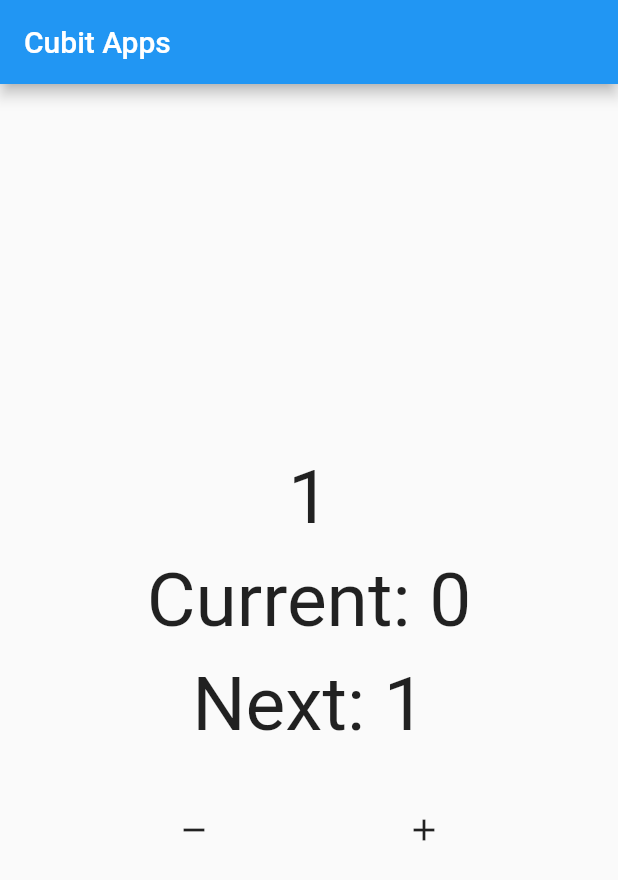
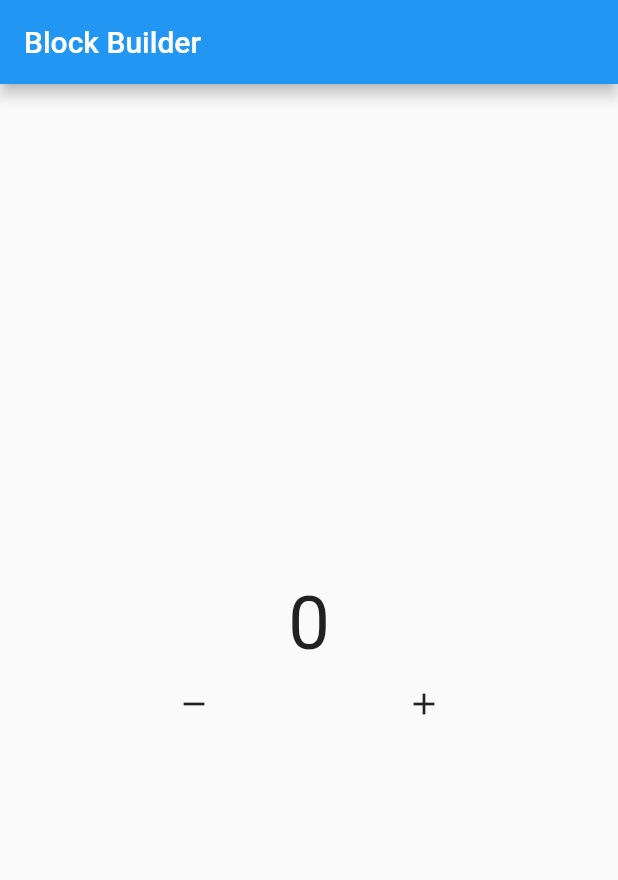
Before and after one commit to zeindevs/FlutterBloc, a Flutter app: the screen it shows after launch, after a tap on the "remove" icon, on a phone screen of 412 x 824 dp. Shown: the top 880 px of the screen. Run offline on Flutter 3.47's test engine with Material 2 defaults, Android fonts, the phone set to English and light mode, and no system bars; our stand-ins replace bloc, flutter_bloc.

Commit message:
add: 04-bloc-builder

```diff
--- /dev/null
+++ b/lib/bloc/counter.dart
@@ -0,0 +1,27 @@
+import 'package:bloc/bloc.dart';
+import 'package:flutter/foundation.dart';
+
+class Counter extends Cubit<int> {
+  Counter({this.init = 0}) : super(init);
+
+  int init;
+
+  void increment() => emit(state + 1);
+  void decrement() => emit(state - 1);
+
+  @override
+  void onChange(Change<int> change) {
+    super.onChange(change);
+    if (kDebugMode) {
+      print(change);
+    }
+  }
+
+  @override
+  void onError(Object error, StackTrace stackTrace) {
+    super.onError(error, stackTrace);
+    if (kDebugMode) {
+      print(error);
+    }
+  }
+}
--- a/lib/main.dart
+++ b/lib/main.dart
@@ -1,6 +1,6 @@
-import "package:bloc/bloc.dart";
-import "package:flutter/foundation.dart";
-import "package:flutter/material.dart";
+import 'package:flutter/material.dart';
+
+import 'pages/home.dart';
 
 void main() {
   runApp(const MyApp());
@@ -14,99 +14,3 @@ class MyApp extends StatelessWidget {
     return const MaterialApp(home: HomePage());
   }
 }
-
-class CounterCubit extends Cubit<int> {
-  CounterCubit({this.initialData = 0}) : super(initialData);
-
-  int initialData;
-  int? current;
-  int? next;
-
-  void increment() {
-    emit(state + 1);
-  }
-
-  void decrement() {
-    emit(state - 1);
-  }
-
-  @override
-  void onChange(Change<int> change) {
-    super.onChange(change);
-    current = change.currentState;
-    next = change.nextState;
-    if (kDebugMode) {
-      print(change);
-    }
-  }
-
-  @override
-  void onError(Object error, StackTrace stackTrace) {
-    super.onError(error, stackTrace);
-    if (kDebugMode) {
-      print(error);
-    }
-  }
-}
-
-class HomePage extends StatefulWidget {
-  const HomePage({super.key});
-
-  @override
-  State<HomePage> createState() => _HomePageState();
-}
-
-class _HomePageState extends State<HomePage> {
-  CounterCubit counter = CounterCubit(initialData: 0);
-
-  @override
-  Widget build(BuildContext context) {
-    return Scaffold(
-      appBar: AppBar(
-        title: const Text("Cubit Apps"),
-      ),
-      body: Column(
-        mainAxisAlignment: MainAxisAlignment.center,
-        children: [
-          StreamBuilder<Object>(
-              initialData: counter.initialData,
-              stream: counter.stream,
-              builder: (context, snapshot) {
-                return Center(
-                  child: Column(
-                    children: [
-                      Text(
-                        "${snapshot.data}",
-                        style: const TextStyle(fontSize: 50),
-                      ),
-                      const SizedBox(height: 10),
-                      Text(
-                        "Current: ${counter.current}",
-                        style: const TextStyle(fontSize: 50),
-                      ),
-                      const SizedBox(height: 10),
-                      Text(
-                        "Next: ${counter.next}",
-                        style: const TextStyle(fontSize: 50),
-                      ),
-                    ],
-                  ),
-                );
-              }),
-          const SizedBox(height: 30),
-          Row(
-            mainAxisAlignment: MainAxisAlignment.spaceEvenly,
-            children: [
-              IconButton(
-                  onPressed: () => counter.increment(),
-                  icon: const Icon(Icons.remove)),
-              IconButton(
-                  onPressed: () => counter.decrement(),
-                  icon: const Icon(Icons.add)),
-            ],
-          )
-        ],
-      ),
-    );
-  }
-}
--- /dev/null
+++ b/lib/pages/home.dart
@@ -0,0 +1,51 @@
+import 'package:flutter/foundation.dart';
+import 'package:flutter/material.dart';
+import 'package:flutter_bloc/flutter_bloc.dart';
+import 'package:flutter_base/bloc/counter.dart';
+
+class HomePage extends StatefulWidget {
+  const HomePage({super.key});
+
+  @override
+  State<HomePage> createState() => _HomePageState();
+}
+
+class _HomePageState extends State<HomePage> {
+  Counter counter = Counter(init: 0);
+
+  @override
+  Widget build(BuildContext context) {
+    return Scaffold(
+      appBar: AppBar(title: const Text("Block Builder")),
+      body: Column(
+        mainAxisAlignment: MainAxisAlignment.center,
+        children: [
+          BlocBuilder<Counter, int>(
+            bloc: counter,
+            buildWhen: (previous, current) {
+              if (kDebugMode) {
+                print(previous);
+                print(current);
+              }
+              return current % 2 == 0 ? true : false;
+            },
+            builder: (context, state) {
+              return Text("$state", style: const TextStyle(fontSize: 50));
+            },
+          ),
+          Row(
+            mainAxisAlignment: MainAxisAlignment.spaceEvenly,
+            children: [
+              IconButton(
+                  onPressed: () => counter.increment(),
+                  icon: const Icon(Icons.remove)),
+              IconButton(
+                  onPressed: () => counter.decrement(),
+                  icon: const Icon(Icons.add)),
+            ],
+          ),
+        ],
+      ),
+    );
+  }
+}
```
